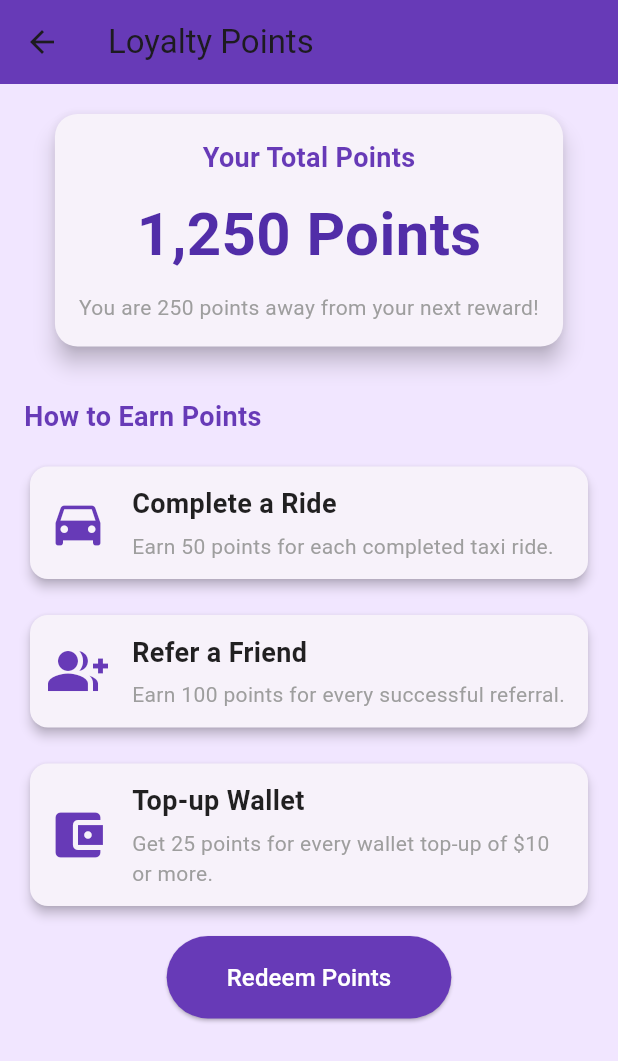
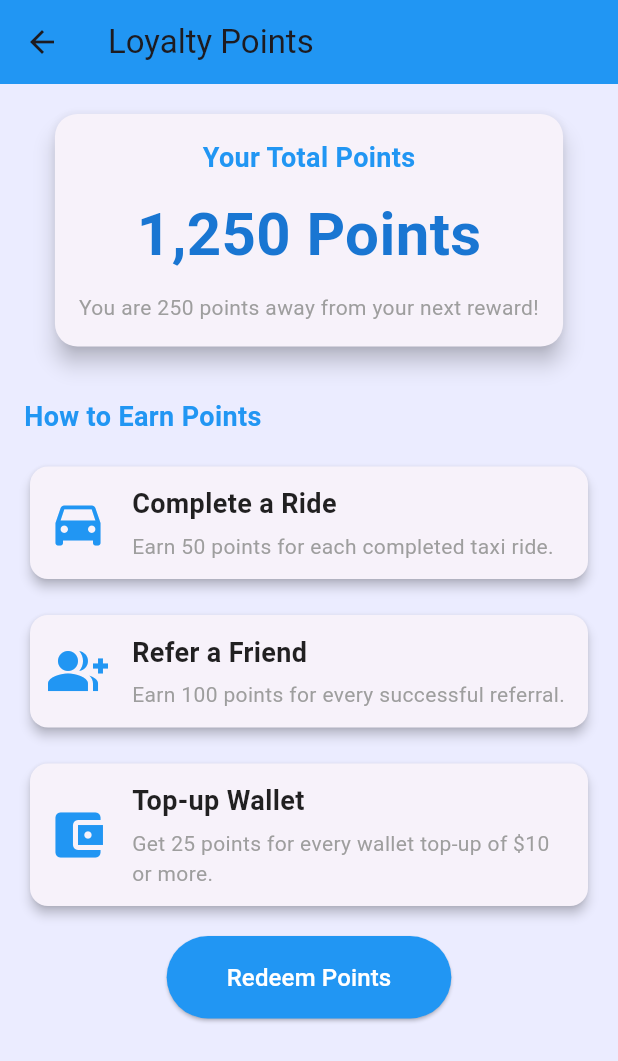
Before and after one commit to DerrickLegacy/stage_mgt_app, a Flutter app: the LoyaltyPoints screen opened directly, on a phone screen of 412 x 824 dp. Shown: the top 1061 px of the screen. Run offline on Flutter 3.47's test engine with Material 3 defaults, Android fonts, the phone set to English and light mode, and no system bars; our stand-ins replace accordion, cloud_firestore, firebase_core, geocoding, google_maps_flutter, shared_preferences; accounts and stored records are empty.

```diff
--- /dev/null
+++ b/lib/backend/models/loyalty_points_model.dart
@@ -0,0 +1,32 @@
+class LoyaltyPoints {
+  final String id;
+  final String userId;
+  final String pointCount;
+  final String countGoal;
+
+  LoyaltyPoints({
+    required this.id,
+    required this.userId,
+    required this.pointCount,
+    required this.countGoal,
+  });
+
+  // Convert LoyaltyPoints object to a map for Firestore
+  Map<String, dynamic> toFirestoreMap() {
+    return {
+      'userId': userId,
+      'pointCount': pointCount,
+      'countGoal': countGoal,
+    };
+  }
+
+  // Create a LoyaltyPoints object from Firestore data
+  factory LoyaltyPoints.fromMap(Map<String, dynamic> data) {
+    return LoyaltyPoints(
+      id: data['id'] ?? '',
+      userId: data['userId'] ?? '',
+      pointCount: data['pointCount'] ?? '',
+      countGoal: data['countGoal'] ?? '',
+    );
+  }
+}
--- a/lib/components/drawer.dart
+++ b/lib/components/drawer.dart
@@ -56,6 +56,8 @@ class _AppDrawerState extends State<AppDrawer> {
   @override
   Widget build(BuildContext context) {
     return Drawer(
+      child: Container(
+        color: Colors.blueAccent.withOpacity(0.1),
         child: ListView(
           padding: EdgeInsets.zero,
           children: [
@@ -92,6 +94,7 @@ class _AppDrawerState extends State<AppDrawer> {
             ),
             ...buildDrawerItems(context),
           ],
+        ),
       ),
     );
   }
--- a/lib/pages/home_page.dart
+++ b/lib/pages/home_page.dart
@@ -21,7 +21,9 @@ class HomePage extends StatelessWidget {
     return Scaffold(
       backgroundColor: Colors.grey[100],
       drawer: const AppDrawer(),
-      body: CustomScrollView(
+      body: Container(
+        color: Colors.blueAccent.withOpacity(0.1),
+        child: CustomScrollView(
           slivers: [
             SliverAppBar(
               floating: false,
@@ -65,6 +67,7 @@ class HomePage extends StatelessWidget {
             // Add other Sliver widgets here as needed
           ],
         ),
+      ),
       floatingActionButton: FloatingActionButton(
         backgroundColor: Colors.blue,
         foregroundColor: Colors.black,
--- a/lib/pages/loyalty_points/loyalty_points.dart
+++ b/lib/pages/loyalty_points/loyalty_points.dart
@@ -8,11 +8,11 @@ class LoyaltyPoints extends StatelessWidget {
     return Scaffold(
       appBar: AppBar(
         title: const Text('Loyalty Points'),
-        backgroundColor: Colors.deepPurple,
+        backgroundColor: Colors.blue,
         elevation: 0,
       ),
       body: Container(
-        color: Colors.deepPurpleAccent.withOpacity(0.1),
+        color: Colors.blueAccent.withOpacity(0.1),
         padding: const EdgeInsets.all(16.0),
         child: Column(
           crossAxisAlignment: CrossAxisAlignment.start,
@@ -34,7 +34,7 @@ class LoyaltyPoints extends StatelessWidget {
                         style: TextStyle(
                             fontSize: 18,
                             fontWeight: FontWeight.w600,
-                            color: Colors.deepPurple),
+                            color: Colors.blue),
                       ),
                       const SizedBox(height: 10),
                       Text(
@@ -42,7 +42,7 @@ class LoyaltyPoints extends StatelessWidget {
                         style: TextStyle(
                             fontSize: 40,
                             fontWeight: FontWeight.bold,
-                            color: Colors.deepPurple.shade700),
+                            color: Colors.blue.shade700),
                       ),
                       const SizedBox(height: 10),
                       const Text(
@@ -66,7 +66,7 @@ class LoyaltyPoints extends StatelessWidget {
               style: TextStyle(
                 fontSize: 18,
                 fontWeight: FontWeight.bold,
-                color: Colors.deepPurple,
+                color: Colors.blue,
               ),
             ),
             const SizedBox(height: 16.0),
@@ -106,7 +106,7 @@ class LoyaltyPoints extends StatelessWidget {
                     // Add redemption logic here
                   },
                   style: ElevatedButton.styleFrom(
-                    backgroundColor: Colors.deepPurple,
+                    backgroundColor: Colors.blue,
                     padding: const EdgeInsets.symmetric(
                         horizontal: 40.0, vertical: 16.0),
                     shape: RoundedRectangleBorder(
@@ -141,7 +141,7 @@ class LoyaltyPoints extends StatelessWidget {
             Icon(
               icon,
               size: 40,
-              color: Colors.deepPurple,
+              color: Colors.blue,
             ),
             const SizedBox(width: 16),
             Expanded(
```
Also changed, not shown: lib/backend/interfaces/loyalty_point_controller.dart (added, +82 -0 lines). Lines whose indentation alone changed are shown as unchanged.
